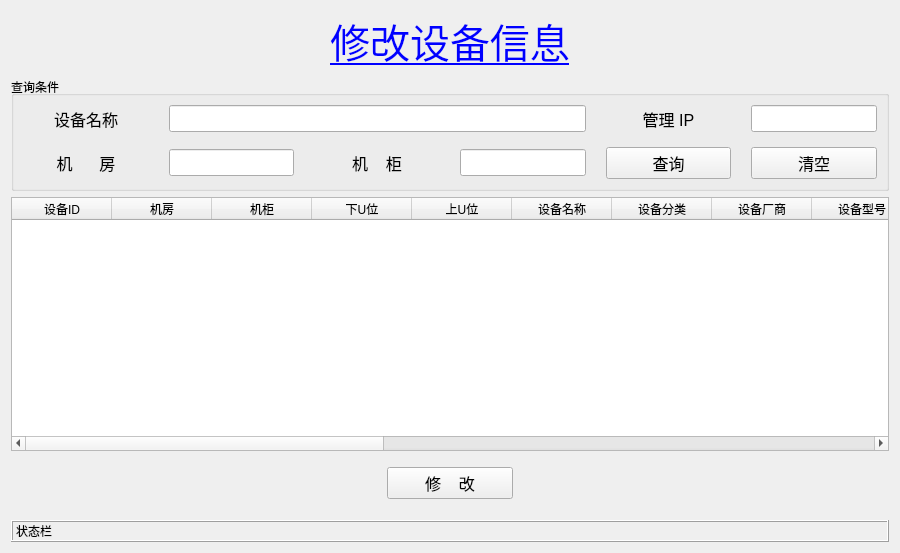
First picture: the form in ui/modify.ui, repository tainyuhong/pyside_machine_system, before the edit.
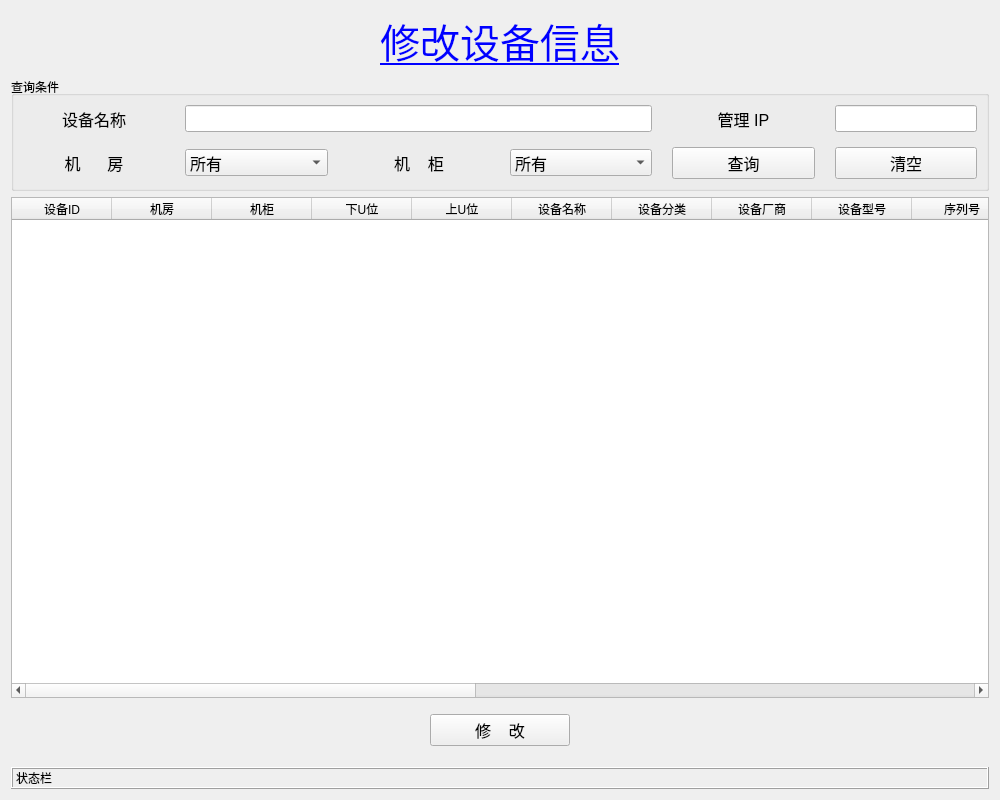
Second picture: the form after the edit.

Patch:
```diff
--- a/ui/modify.ui
+++ b/ui/modify.ui
@@ -9,8 +9,8 @@
    <rect>
     <x>0</x>
     <y>0</y>
-    <width>900</width>
-    <height>553</height>
+    <width>1000</width>
+    <height>800</height>
    </rect>
   </property>
   <property name="windowTitle">
@@ -122,15 +122,6 @@
           </property>
          </widget>
         </item>
-        <item row="1" column="1">
-         <widget class="QLineEdit" name="room">
-          <property name="font">
-           <font>
-            <pointsize>12</pointsize>
-           </font>
-          </property>
-         </widget>
-        </item>
         <item row="1" column="2">
          <widget class="QLabel" name="lb_cabinet">
           <property name="font">
@@ -146,18 +137,6 @@
           </property>
          </widget>
         </item>
-        <item row="1" column="3">
-         <widget class="QLineEdit" name="cabinet">
-          <property name="font">
-           <font>
-            <pointsize>12</pointsize>
-           </font>
-          </property>
-          <property name="text">
-           <string/>
-          </property>
-         </widget>
-        </item>
         <item row="1" column="4">
          <widget class="QPushButton" name="bt_select">
           <property name="font">
@@ -191,6 +170,34 @@
           </property>
          </widget>
         </item>
+        <item row="1" column="1">
+         <widget class="QComboBox" name="room">
+          <property name="font">
+           <font>
+            <pointsize>12</pointsize>
+           </font>
+          </property>
+          <item>
+           <property name="text">
+            <string>所有</string>
+           </property>
+          </item>
+         </widget>
+        </item>
+        <item row="1" column="3">
+         <widget class="QComboBox" name="cabinet">
+          <property name="font">
+           <font>
+            <pointsize>12</pointsize>
+           </font>
+          </property>
+          <item>
+           <property name="text">
+            <string>所有</string>
+           </property>
+          </item>
+         </widget>
+        </item>
        </layout>
       </widget>
      </item>
```
Left out of the diff: 2 changed lines with no effect on the pictures.
